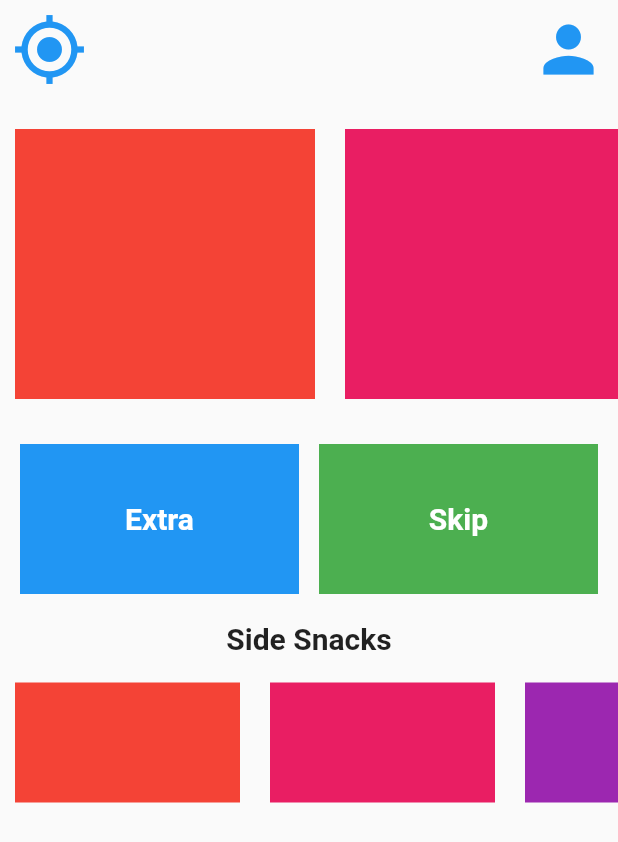
After one commit to vijit-saxena/protoFood, a Flutter app: the HomeView screen opened directly, after a tap on "8 - Subscriber Home Screen", on a phone screen of 412 x 824 dp. The commit adds this screen. Shown: the top 842 px of the screen. Run offline on Flutter 3.47's test engine with Material 2 defaults, Android fonts, the phone set to English and light mode, and no system bars; our stand-ins replace firebase_auth, firebase_core, geolocator, google_maps_flutter, lottie, pinput; missing offline and left inert: razorpay_flutter; accounts and stored records are empty.

Commit message:
Subscriber home screen layout

```diff
--- a/lib/config/constants.dart
+++ b/lib/config/constants.dart
@@ -1,6 +1,6 @@
 // ignore_for_file: constant_identifier_names
 
-const String baseUrl = "http://192.168.5.184:8080/protofood/v1";
+const String baseUrl = "http://192.168.207.184:8080/protofood/v1";
 const Map<String, String> baseHeaders = {"Content-Type": "application/json"};
 
 const String paymentKey = "rzp_test_eBwTFIyskpMbwk";
--- a/lib/views/home_view.dart
+++ b/lib/views/home_view.dart
@@ -6,6 +6,7 @@ import 'package:protofood/views/extra_tiffin_view.dart';
 import 'package:protofood/views/login_view.dart';
 import 'package:protofood/views/new_user_home_screen.dart';
 import 'package:protofood/views/skip_tiffin_view.dart';
+import 'package:protofood/views/subscriber_home_screen_view.dart';
 import 'package:protofood/views/subscription_options_view.dart';
 import 'package:protofood/views/taste_view.dart';
 
@@ -89,6 +90,15 @@ class _HomeViewState extends State<HomeView> {
             ),
             TextButton(
               onPressed: () {
+                Navigator.of(context).pushAndRemoveUntil(
+                    MaterialPageRoute(
+                        builder: (context) => const SubscriberHomeScreenView()),
+                    (route) => false);
+              },
+              child: const Text("8 - Subscriber Home Screen"),
+            ),
+            TextButton(
+              onPressed: () {
                 Navigator.of(context).push(MaterialPageRoute(
                     builder: (context) => const ExtraTiffinView()));
               },
--- /dev/null
+++ b/lib/views/subscriber_home_screen_view.dart
@@ -0,0 +1,154 @@
+import 'dart:async';
+
+import 'package:flutter/material.dart';
+import 'package:protofood/views/extra_tiffin_view.dart';
+import 'package:protofood/views/skip_tiffin_view.dart';
+
+class SubscriberHomeScreenView extends StatefulWidget {
+  const SubscriberHomeScreenView({super.key});
+
+  @override
+  State<SubscriberHomeScreenView> createState() =>
+      _SubscriberHomeScreenViewState();
+}
+
+class _SubscriberHomeScreenViewState extends State<SubscriberHomeScreenView> {
+  @override
+  void initState() {
+    super.initState();
+  }
+
+  @override
+  Widget build(BuildContext context) {
+    return Scaffold(
+      appBar: AppBar(
+        backgroundColor: Colors.transparent,
+        elevation: 0,
+        leading: Padding(
+          padding: const EdgeInsets.all(8.0),
+          child: GestureDetector(
+            onTap: () {
+              // Handle location details tile tap
+            },
+            child: const Icon(
+              Icons.my_location,
+              color: Colors.blue,
+              size: 50,
+            ),
+          ),
+        ),
+        actions: [
+          Padding(
+            padding: const EdgeInsets.all(8.0),
+            child: GestureDetector(
+              onTap: () {
+                print("Click on user");
+                // Handle user details icon tap
+              },
+              child: const Icon(
+                Icons.person,
+                color: Colors.blue,
+                size: 50,
+              ),
+            ),
+          ),
+        ],
+      ),
+      body: Column(
+        children: [
+          const SizedBox(height: 20),
+          Container(
+            height: 200,
+            child: ListView.builder(
+              scrollDirection: Axis.horizontal,
+              itemCount: 4,
+              itemBuilder: (BuildContext context, int index) {
+                return Container(
+                  width: 200,
+                  color: Colors.primaries[index % Colors.primaries.length],
+                  margin: const EdgeInsets.all(10),
+                );
+              },
+            ),
+          ),
+          const SizedBox(height: 20),
+          Container(
+            width: double.infinity,
+            height: 100,
+            child: Row(
+              mainAxisAlignment: MainAxisAlignment.spaceEvenly,
+              children: [
+                GestureDetector(
+                  onTap: () {
+                    Navigator.of(context).push(MaterialPageRoute(
+                        builder: (context) => const ExtraTiffinView()));
+                  },
+                  child: Container(
+                    width: MediaQuery.of(context).size.width / 2 - 20,
+                    color: Colors.blue,
+                    child: const Center(
+                      child: Text(
+                        'Extra',
+                        style: TextStyle(
+                          color: Colors.white,
+                          fontSize: 20,
+                          fontWeight: FontWeight.bold,
+                        ),
+                      ),
+                    ),
+                  ),
+                ),
+                GestureDetector(
+                  onTap: () {
+                    Navigator.of(context).push(MaterialPageRoute(
+                        builder: (context) => const SkipTiffinView()));
+                  },
+                  child: Container(
+                    width: MediaQuery.of(context).size.width / 2 - 20,
+                    color: Colors.green,
+                    child: const Center(
+                      child: Text(
+                        'Skip',
+                        style: TextStyle(
+                          color: Colors.white,
+                          fontSize: 20,
+                          fontWeight: FontWeight.bold,
+                        ),
+                      ),
+                    ),
+                  ),
+                ),
+              ],
+            ),
+          ),
+          const SizedBox(height: 10),
+          const Padding(
+            padding: EdgeInsets.all(8.0),
+            child: Text(
+              'Side Snacks',
+              style: TextStyle(
+                fontSize: 20,
+                fontWeight: FontWeight.bold,
+              ),
+            ),
+          ),
+          // const SizedBox(height: 10),
+          Container(
+            height: 100,
+            child: ListView.builder(
+              scrollDirection: Axis.horizontal,
+              itemCount: 3,
+              itemBuilder: (BuildContext context, int index) {
+                return Container(
+                  width: 150,
+                  color: Colors.primaries[index % Colors.primaries.length],
+                  margin: const EdgeInsets.all(10),
+                );
+              },
+            ),
+          ),
+        ],
+      ),
+    );
+  }
+}
```
